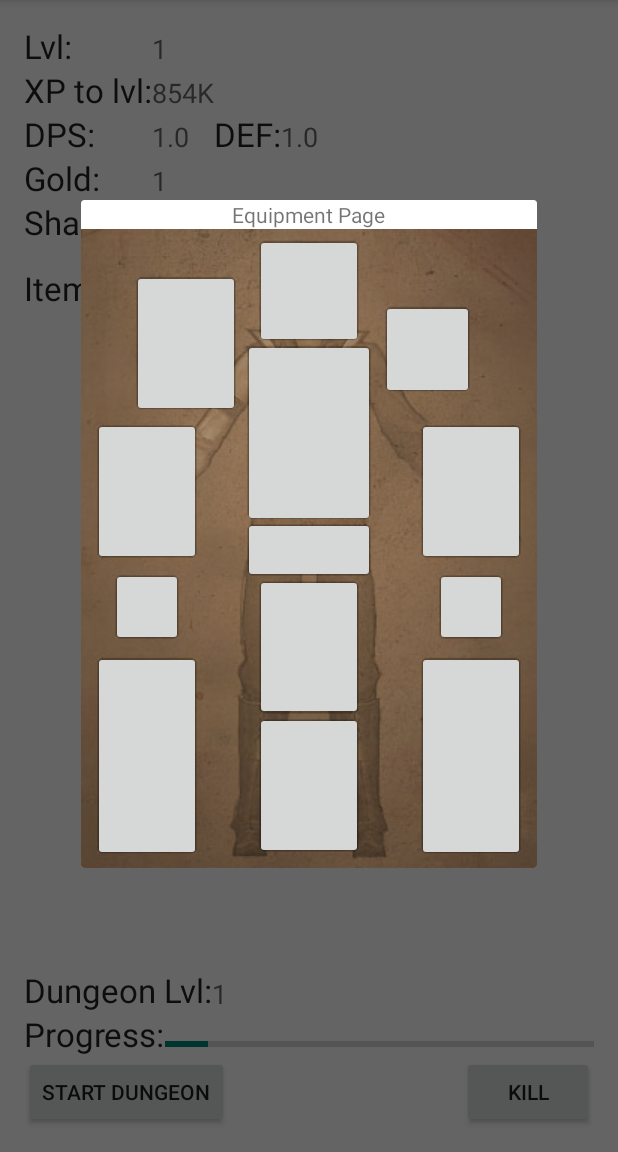
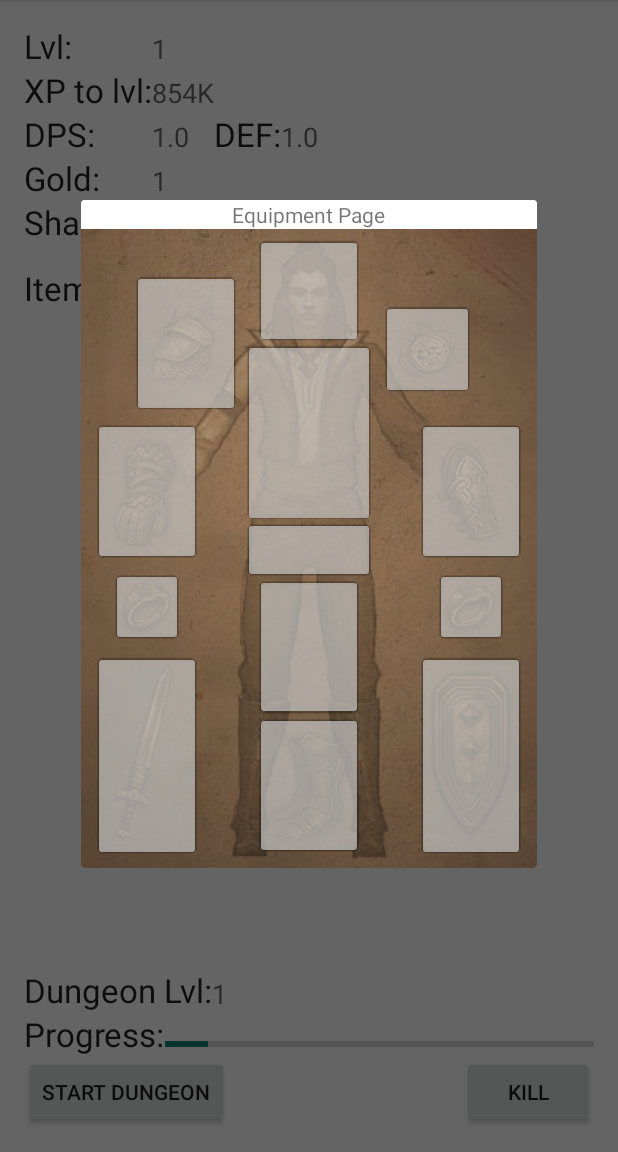
Before and after one commit to Ljaysoft/SimpleD3, an Android app: the screen it shows after launch (MainActivity), after a tap on "GEAR", on a phone screen of 412 x 824 dp, the part 84-1236 px from its top. Run offline under Robolectric (Android 15) with nearby library versions, the phone set to English and light mode, and no system bars; 2 other taps on this screen came first.

Commit message:
change equipmentpage's buttons alpha

```diff
--- a/SimpleD3/app/src/main/res/layout/fragment_equipment_page.xml
+++ b/SimpleD3/app/src/main/res/layout/fragment_equipment_page.xml
@@ -35,7 +35,8 @@
         android:layout_marginLeft="34dp"
         android:layout_marginTop="27dp"
         android:minHeight="98dp"
-        android:minWidth="72dp" />
+        android:minWidth="72dp"
+        android:alpha="0.65" />
 
     <ImageButton
         android:layout_width="wrap_content"
@@ -45,7 +46,8 @@
         android:minHeight="76dp"
         android:minWidth="72dp"
         android:layout_centerHorizontal="true"
-        android:layout_alignTop="@+id/charImageView" />
+        android:layout_alignTop="@+id/charImageView"
+        android:alpha="0.65" />
 
     <ImageButton
         android:layout_width="wrap_content"
@@ -57,7 +59,8 @@
         android:layout_alignRight="@+id/charImageView"
         android:layout_alignEnd="@+id/charImageView"
         android:layout_marginRight="42dp"
-        android:layout_marginTop="47dp" />
+        android:layout_marginTop="47dp"
+        android:alpha="0.65" />
 
     <ImageButton
         android:layout_width="wrap_content"
@@ -67,7 +70,8 @@
         android:minWidth="88dp"
         android:layout_centerHorizontal="true"
         android:layout_marginTop="73dp"
-        android:layout_alignTop="@+id/charImageView" />
+        android:layout_alignTop="@+id/charImageView"
+        android:alpha="0.65" />
 
     <ImageButton
         android:layout_width="wrap_content"
@@ -80,7 +84,8 @@
         android:layout_alignStart="@+id/charImageView"
         android:layout_marginLeft="8dp"
         android:layout_marginStart="11dp"
-        android:layout_alignTop="@+id/charImageView" />
+        android:layout_alignTop="@+id/charImageView"
+        android:alpha="0.65" />
 
     <ImageButton
         android:layout_width="wrap_content"
@@ -91,7 +96,8 @@
         android:layout_marginTop="126dp"
         android:layout_alignTop="@+id/charImageView"
         android:layout_alignRight="@+id/charImageView"
-        android:layout_marginRight="8dp" />
+        android:layout_marginRight="8dp"
+        android:alpha="0.65" />
 
     <ImageButton
         android:layout_width="wrap_content"
@@ -101,7 +107,8 @@
         android:minWidth="88dp"
         android:layout_alignTop="@+id/charImageView"
         android:layout_centerHorizontal="true"
-        android:layout_marginTop="192dp" />
+        android:layout_marginTop="192dp"
+        android:alpha="0.65" />
 
     <ImageButton
         android:layout_width="wrap_content"
@@ -112,7 +119,8 @@
         android:minHeight="52dp"
         android:layout_alignTop="@+id/charImageView"
         android:layout_marginTop="226dp"
-        android:minWidth="48dp" />
+        android:minWidth="48dp"
+        android:alpha="0.65" />
 
     <ImageButton
         android:layout_width="wrap_content"
@@ -123,7 +131,8 @@
         android:layout_alignRight="@+id/charImageView"
         android:layout_marginRight="20dp"
         android:layout_alignTop="@+id/charImageView"
-        android:layout_marginTop="226dp" />
+        android:layout_marginTop="226dp"
+        android:alpha="0.65" />
 
     <ImageButton
         android:layout_width="wrap_content"
@@ -133,7 +142,8 @@
         android:minWidth="72dp"
         android:layout_centerHorizontal="true"
         android:layout_alignTop="@+id/charImageView"
-        android:layout_marginTop="230dp" />
+        android:layout_marginTop="230dp"
+        android:alpha="0.65" />
 
     <ImageButton
         android:layout_width="wrap_content"
@@ -143,7 +153,8 @@
         android:minWidth="72dp"
         android:layout_marginTop="322dp"
         android:layout_centerHorizontal="true"
-        android:layout_alignTop="@+id/charImageView" />
+        android:layout_alignTop="@+id/charImageView"
+        android:alpha="0.65" />
 
     <ImageButton
         android:layout_width="wrap_content"
@@ -155,7 +166,8 @@
         android:layout_alignStart="@+id/glovesButton"
         android:layout_alignTop="@+id/charImageView"
         android:layout_marginTop="281dp"
-        android:layout_marginLeft="8dp" />
+        android:layout_marginLeft="8dp"
+        android:alpha="0.65" />
 
     <ImageButton
         android:layout_width="wrap_content"
@@ -167,6 +179,7 @@
         android:layout_alignTop="@+id/charImageView"
         android:layout_alignRight="@+id/charImageView"
         android:layout_marginTop="281dp"
-        android:layout_marginRight="8dp" />
+        android:layout_marginRight="8dp"
+        android:alpha="0.65" />
 
 </RelativeLayout>
```
